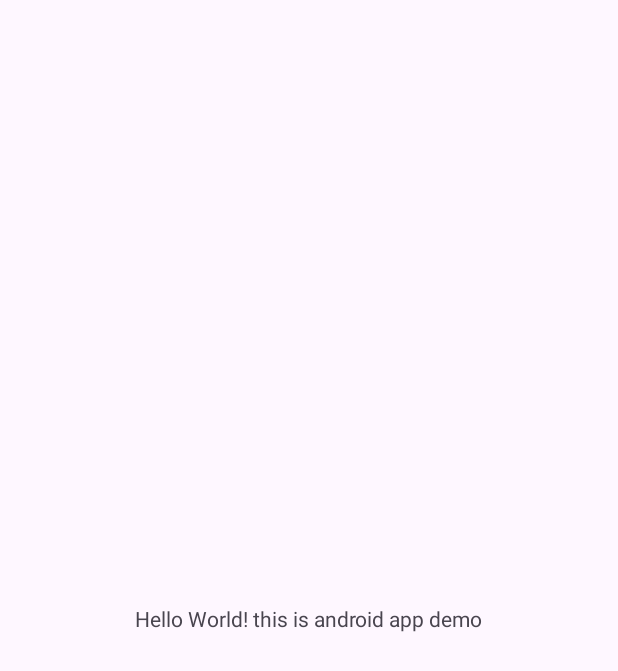
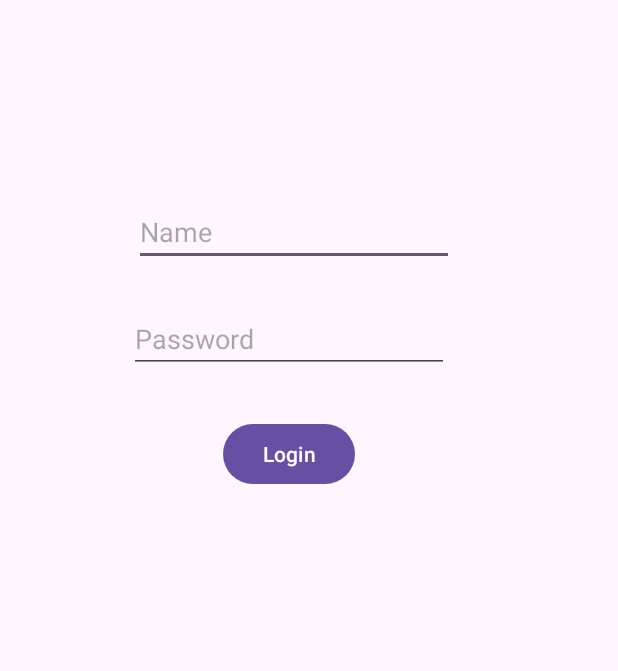
Before and after one commit to Sundhar-K-A/AndroidApp, an Android app: the screen it shows after launch (MainActivity), on a phone screen of 412 x 824 dp. Shown: the top 671 px of the screen. Run offline under Robolectric (Android 15) with nearby library versions, the phone set to English and light mode, and no system bars.

Commit message:
Login page commit

```diff
--- a/app/src/main/res/layout/activity_main.xml
+++ b/app/src/main/res/layout/activity_main.xml
@@ -7,13 +7,37 @@
     android:layout_height="match_parent"
     tools:context=".MainActivity">
 
-    <TextView
+    <EditText
+        android:id="@+id/editTextText"
         android:layout_width="wrap_content"
         android:layout_height="wrap_content"
-        android:text="Hello World! this is android app demo"
-        app:layout_constraintBottom_toBottomOf="parent"
-        app:layout_constraintEnd_toEndOf="parent"
+        android:layout_marginStart="3dp"
+        android:layout_marginBottom="26dp"
+        android:ems="10"
+        android:inputType="text"
+        android:hint="Name"
+        app:layout_constraintBottom_toTopOf="@+id/editTextNumberPassword"
+        app:layout_constraintStart_toStartOf="@+id/editTextNumberPassword" />
+
+    <EditText
+        android:id="@+id/editTextNumberPassword"
+        android:layout_width="wrap_content"
+        android:layout_height="wrap_content"
+        android:layout_marginStart="86dp"
+        android:layout_marginTop="203dp"
+        android:ems="10"
+        android:inputType="numberPassword"
+        android:hint="Password"
         app:layout_constraintStart_toStartOf="parent"
         app:layout_constraintTop_toTopOf="parent" />
 
+    <Button
+        android:id="@+id/button"
+        android:layout_width="wrap_content"
+        android:layout_height="wrap_content"
+        android:layout_marginTop="30dp"
+        android:text="Login"
+        app:layout_constraintEnd_toEndOf="@+id/editTextNumberPassword"
+        app:layout_constraintStart_toStartOf="@+id/editTextNumberPassword"
+        app:layout_constraintTop_toBottomOf="@+id/editTextNumberPassword" />
 </androidx.constraintlayout.widget.ConstraintLayout>
```
